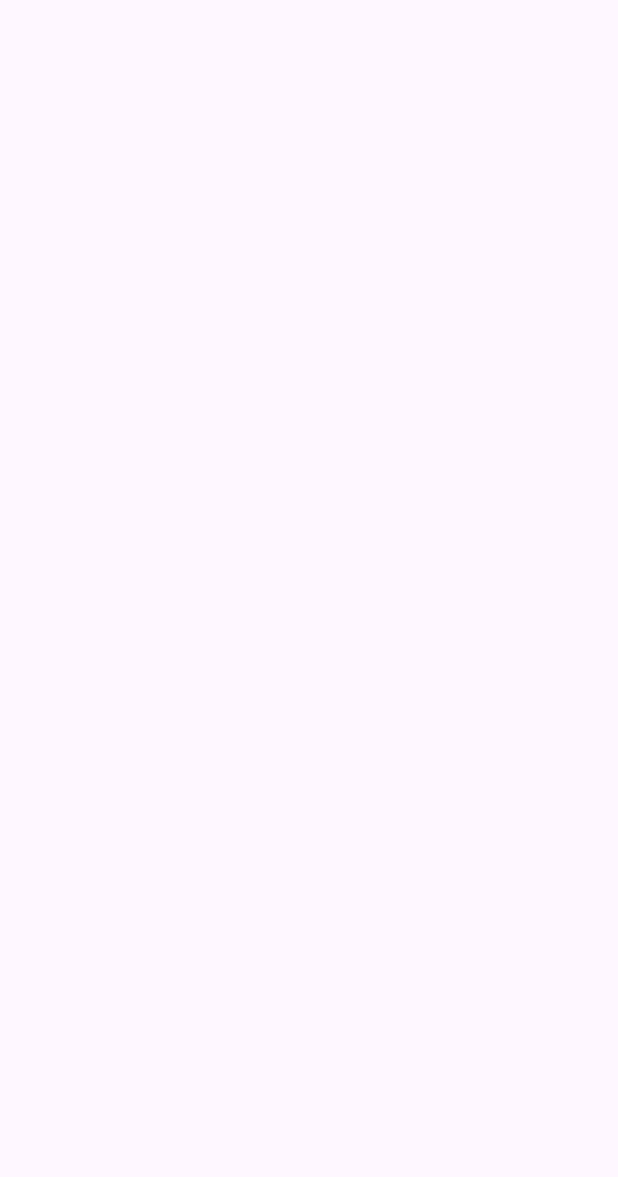
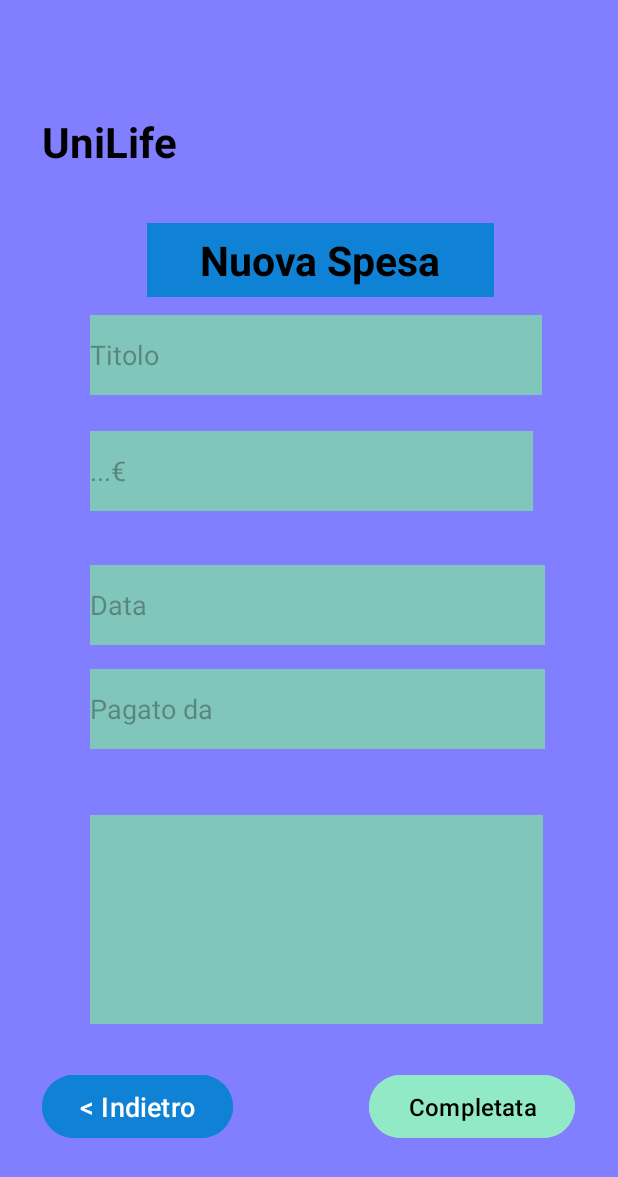
Before and after one commit to ManuelMarrone/UniLife, an Android app: the SpesaActivity screen opened directly, with no data from a screen before it, on a phone screen of 412 x 824 dp. Before the commit the part shown is empty. Shown: the top 1177 px of the screen. Run offline under Robolectric (Android 15) with nearby library versions, the phone set to English and light mode, and no system bars; our stand-ins replace data binding.

Commit message:
collegamento con SpesaActivity

```diff
--- a/app/src/main/java/com/example/unilife/View/ModificaAggiungiSpesaFragment.kt
+++ b/app/src/main/java/com/example/unilife/View/ModificaAggiungiSpesaFragment.kt
@@ -15,4 +15,8 @@ class ModificaAggiungiSpesaFragment : Fragment() {
         // Inflate the layout for this fragment
         return inflater.inflate(R.layout.fragment_modifica_aggiungi_spesa, container, false)
     }
+
+    companion object {
+        fun newInstance() = ModificaAggiungiSpesaFragment()
+    }
 }
--- a/app/src/main/java/com/example/unilife/View/SpesaActivity.kt
+++ b/app/src/main/java/com/example/unilife/View/SpesaActivity.kt
@@ -1,21 +1,17 @@
 package com.example.unilife.View
 
 import android.os.Bundle
-import androidx.activity.enableEdgeToEdge
 import androidx.appcompat.app.AppCompatActivity
-import androidx.core.view.ViewCompat
-import androidx.core.view.WindowInsetsCompat
+import androidx.databinding.DataBindingUtil
+import androidx.fragment.app.Fragment
 import com.example.unilife.R
+import com.example.unilife.databinding.ActivitySpesaBinding
 
 class SpesaActivity : AppCompatActivity() {
+    private lateinit var viewBinding: ActivitySpesaBinding
     override fun onCreate(savedInstanceState: Bundle?) {
         super.onCreate(savedInstanceState)
-        enableEdgeToEdge()
-        setContentView(R.layout.activity_spesa)
-        ViewCompat.setOnApplyWindowInsetsListener(findViewById(R.id.main)) { v, insets ->
-            val systemBars = insets.getInsets(WindowInsetsCompat.Type.systemBars())
-            v.setPadding(systemBars.left, systemBars.top, systemBars.right, systemBars.bottom)
-            insets
-        }
+        viewBinding = DataBindingUtil.setContentView(this, R.layout.activity_spesa)
     }
+
 }
--- a/app/src/main/res/layout/activity_spesa.xml
+++ b/app/src/main/res/layout/activity_spesa.xml
@@ -1,10 +1,28 @@
 <?xml version="1.0" encoding="utf-8"?>
+<layout>
     <androidx.constraintlayout.widget.ConstraintLayout xmlns:android="http://schemas.android.com/apk/res/android"
         xmlns:app="http://schemas.android.com/apk/res-auto"
         xmlns:tools="http://schemas.android.com/tools"
         android:id="@+id/main"
         android:layout_width="match_parent"
         android:layout_height="match_parent"
+        android:background="@color/viola"
         tools:context=".View.SpesaActivity">
 
+        <androidx.fragment.app.FragmentContainerView
+            android:id="@+id/fragmentContainerView2"
+            android:name="com.example.unilife.View.ModificaAggiungiSpesaFragment"
+            android:layout_width="395dp"
+            android:layout_height="707dp"
+            android:layout_marginStart="85dp"
+            android:layout_marginTop="78dp"
+            android:layout_marginEnd="107dp"
+            android:layout_marginBottom="78dp"
+            app:layout_constraintBottom_toBottomOf="parent"
+            app:layout_constraintEnd_toEndOf="parent"
+            app:layout_constraintHorizontal_bias="0.441"
+            app:layout_constraintStart_toStartOf="parent"
+            app:layout_constraintTop_toTopOf="parent"
+            app:layout_constraintVertical_bias="0.488" />
     </androidx.constraintlayout.widget.ConstraintLayout>
+</layout>
--- a/app/src/main/res/layout/fragment_home_no_gruppi.xml
+++ b/app/src/main/res/layout/fragment_home_no_gruppi.xml
@@ -93,12 +93,13 @@
         android:id="@+id/textView12"
         android:layout_width="wrap_content"
         android:layout_height="wrap_content"
+        android:layout_marginBottom="180dp"
         android:text="@string/oppure_crea_un_gruppo_cliccando_sul"
         android:textColor="#000000"
         android:textSize="15sp"
+        app:layout_constraintBottom_toBottomOf="parent"
         app:layout_constraintEnd_toEndOf="parent"
         app:layout_constraintHorizontal_bias="0.496"
-        app:layout_constraintStart_toStartOf="parent"
-        tools:layout_editor_absoluteY="575dp" />
+        app:layout_constraintStart_toStartOf="parent" />
 
 </androidx.constraintlayout.widget.ConstraintLayout>
--- a/app/src/main/res/values/strings.xml
+++ b/app/src/main/res/values/strings.xml
@@ -57,4 +57,6 @@
     <string name="search">Search</string>
     <string name="reels">Reels</string>
     <string name="profile">Profile</string>
+    <string name="calendario">Calendario</string>
+    <string name="pagamenti">Pagamenti</string>
 </resources>
```
Also changed, not shown: app/src/main/java/com/example/unilife/View/SpeseFragment.kt (+24 -9 lines), app/src/main/res/layout/fragment_spese.xml (+7 -7 lines), app/src/main/res/menu/bottom_menu.xml (+4 -4 lines). Lines whose indentation alone changed are shown as unchanged.
